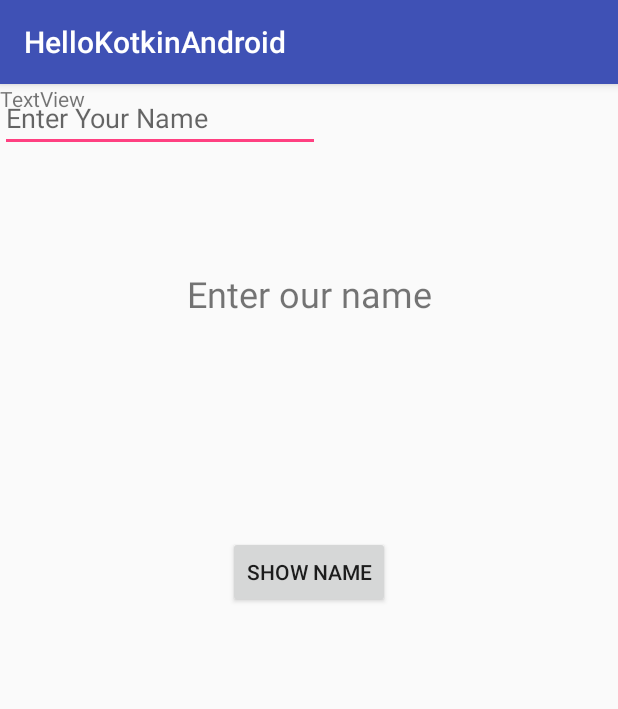
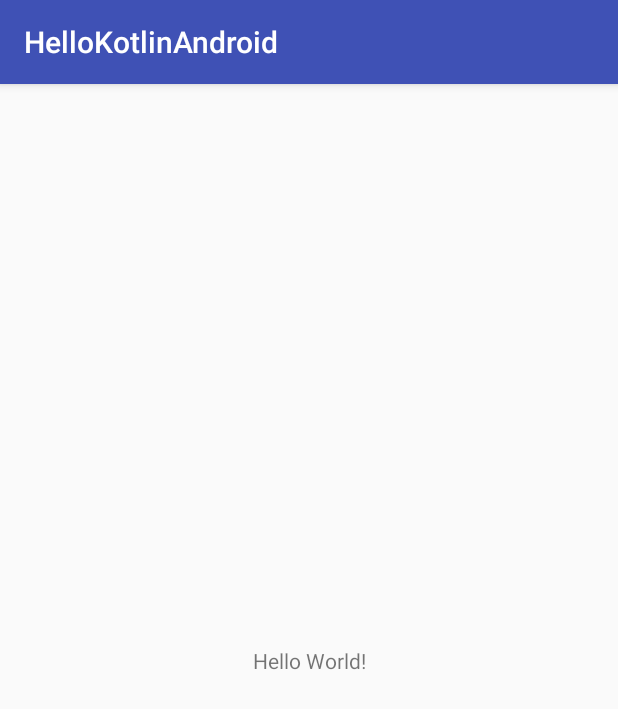
Before and after one commit to kalug89/Build12Apps, an Android app: the screen it shows after launch (MainActivity), on a phone screen of 412 x 824 dp. Shown: the top 709 px of the screen. Run offline under Robolectric (Android 15) with nearby library versions, the phone set to English and light mode, and no system bars.

Commit message:
Delete project and install new

```diff
--- a/app/build.gradle
+++ b/app/build.gradle
@@ -7,7 +7,7 @@ apply plugin: 'kotlin-android-extensions'
 android {
     compileSdkVersion 26
     defaultConfig {
-        applicationId "pl.dkaluzny.whatismyname"
+        applicationId "pl.dkaluzny.hellokotlinandroid"
         minSdkVersion 21
         targetSdkVersion 26
         versionCode 1
--- a/app/src/main/AndroidManifest.xml
+++ b/app/src/main/AndroidManifest.xml
@@ -1,6 +1,6 @@
 <?xml version="1.0" encoding="utf-8"?>
 <manifest xmlns:android="http://schemas.android.com/apk/res/android"
-    package="pl.dkaluzny.whatismyname">
+    package="pl.dkaluzny.hellokotlinandroid">
 
     <application
         android:allowBackup="true"
--- a/app/src/main/java/pl/dkaluzny/whatismyname/MainActivity.kt
+++ b/app/src/main/java/pl/dkaluzny/hellokotlinandroid/MainActivity.kt
@@ -1,4 +1,4 @@
-package pl.dkaluzny.whatismyname
+package pl.dkaluzny.hellokotlinandroid
 
 import android.support.v7.app.AppCompatActivity
 import android.os.Bundle
--- a/app/src/main/res/layout/activity_main.xml
+++ b/app/src/main/res/layout/activity_main.xml
@@ -1,58 +1,18 @@
 <?xml version="1.0" encoding="utf-8"?>
-<android.support.constraint.ConstraintLayout
-    xmlns:android="http://schemas.android.com/apk/res/android"
+<android.support.constraint.ConstraintLayout xmlns:android="http://schemas.android.com/apk/res/android"
+    xmlns:app="http://schemas.android.com/apk/res-auto"
     xmlns:tools="http://schemas.android.com/tools"
-    xmlns:app="http://schemas.android.com/apk/res-auto"
     android:layout_width="match_parent"
     android:layout_height="match_parent"
-    tools:context="pl.dkaluzny.hellokotkinandroid.MainActivity">
+    tools:context=".MainActivity">
 
-    <Button
-        android:id="@+id/showNameButton"
+    <TextView
         android:layout_width="wrap_content"
         android:layout_height="wrap_content"
-        android:layout_marginBottom="8dp"
-        android:layout_marginLeft="8dp"
-        android:layout_marginRight="8dp"
-        android:layout_marginTop="8dp"
-        android:text="@string/button_name"
+        android:text="Hello World!"
         app:layout_constraintBottom_toBottomOf="parent"
         app:layout_constraintLeft_toLeftOf="parent"
         app:layout_constraintRight_toRightOf="parent"
-        app:layout_constraintTop_toTopOf="parent"
-        app:layout_constraintVertical_bias="0.417" />
+        app:layout_constraintTop_toTopOf="parent" />
 
-    <TextView
-        android:id="@+id/textView"
-        android:layout_width="wrap_content"
-        android:layout_height="wrap_content"
-        android:layout_marginBottom="8dp"
-        android:layout_marginLeft="8dp"
-        android:layout_marginRight="8dp"
-        android:layout_marginTop="8dp"
-        android:text="@string/title"
-        android:textSize="24sp"
-        app:layout_constraintBottom_toBottomOf="parent"
-        app:layout_constraintLeft_toLeftOf="parent"
-        app:layout_constraintRight_toRightOf="parent"
-        app:layout_constraintTop_toTopOf="parent"
-        app:layout_constraintVertical_bias="0.16" />
-
-    <EditText
-        android:id="@+id/EnterNameEdit"
-        android:layout_width="wrap_content"
-        android:layout_height="wrap_content"
-        android:ems="10"
-        android:hint="@string/hint_name"
-        android:inputType="textPersonName"
-        tools:layout_editor_absoluteX="83dp"
-        tools:layout_editor_absoluteY="133dp" />
-
-    <TextView
-        android:id="@+id/resultId"
-        android:layout_width="wrap_content"
-        android:layout_height="wrap_content"
-        android:text="TextView"
-        tools:layout_editor_absoluteX="162dp"
-        tools:layout_editor_absoluteY="356dp" />
 </android.support.constraint.ConstraintLayout>
--- a/app/src/main/res/values/strings.xml
+++ b/app/src/main/res/values/strings.xml
@@ -1,6 +1,3 @@
 <resources>
-    <string name="app_name">HelloKotkinAndroid</string>
-    <string name="button_name">Show Name</string>
-    <string name="title">Enter our name</string>
-    <string name="hint_name">Enter Your Name</string>
+    <string name="app_name">HelloKotlinAndroid</string>
 </resources>
```
Also changed, not shown: gradle/wrapper/gradle-wrapper.properties, 5 other files.
